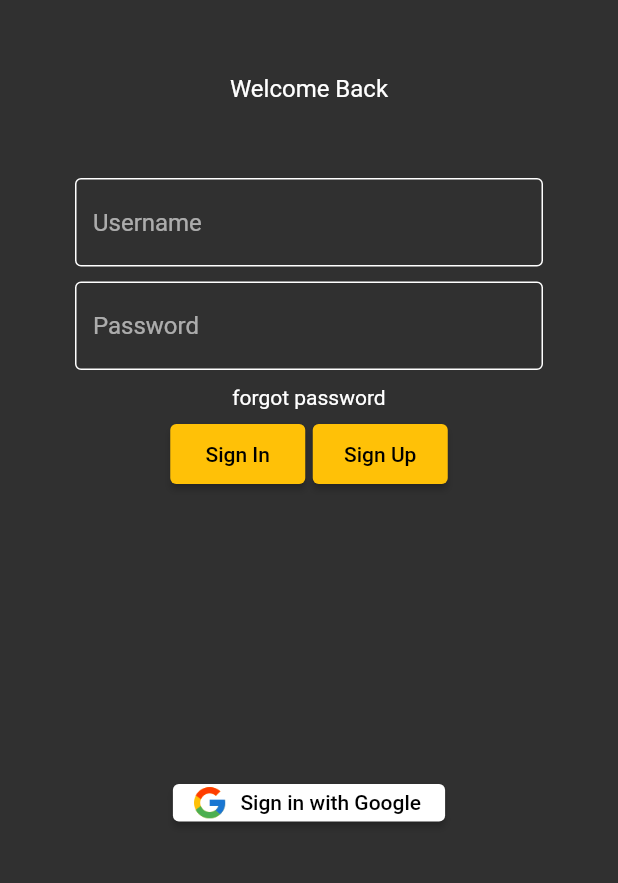
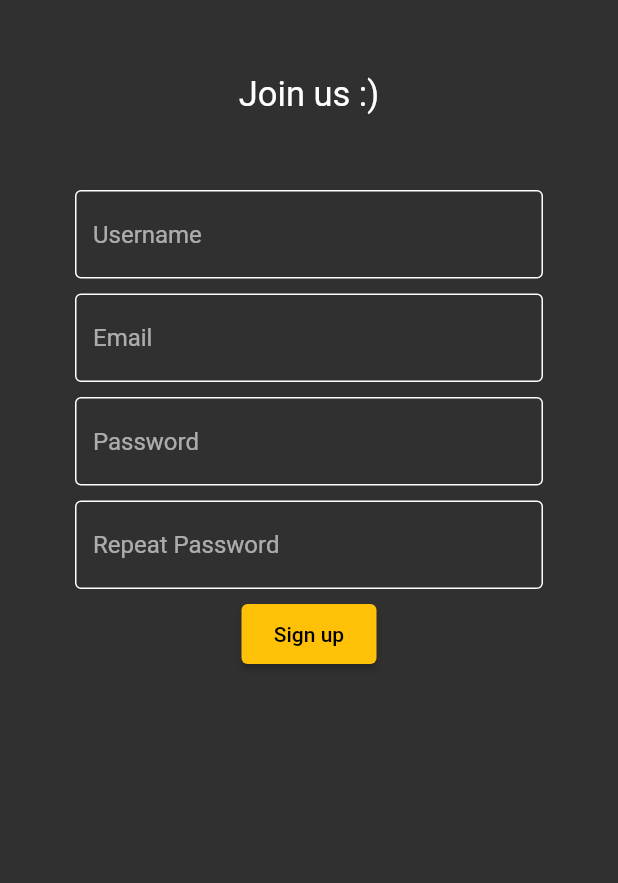
Before and after one commit to SamuTheCoder/StickTogether, a Flutter app: the screen it shows after launch, after a tap on "Sign Up", on a phone screen of 412 x 824 dp, the part 158-1041 px from its top. Run offline on Flutter 3.47's test engine with Material 2 defaults, Android fonts, the phone set to English and light mode, and no system bars.

Commit message:
Register Page done

```diff
--- a/stick_together_app/lib/login_page.dart
+++ b/stick_together_app/lib/login_page.dart
@@ -1,5 +1,6 @@
 import 'package:flutter/material.dart';
 import 'package:stick_together_app/components/textfield.dart';
+import 'package:stick_together_app/register_page.dart';
 
 class LoginPage extends StatelessWidget {
   final usernameController = TextEditingController();
@@ -21,7 +22,7 @@ class LoginPage extends StatelessWidget {
               height: 50,
             ),
             //Introduction
-            Text("Welcome Back", style: TextStyle(fontSize: 16)),
+            Text("Welcome Back :P", style: TextStyle(fontSize: 23)),
             //fill texts
             SizedBox(
               height: 50,
@@ -80,7 +81,12 @@ class LoginPage extends StatelessWidget {
                       style: ButtonStyle(
                           backgroundColor:
                               MaterialStateProperty.all(Colors.amber)),
-                      onPressed: () {},
+                      onPressed: () {
+                        Navigator.push(
+                            context,
+                            MaterialPageRoute(
+                                builder: (context) => RegisterPage()));
+                      },
                       child: const Text("Sign Up")),
                 ),
               ],
--- /dev/null
+++ b/stick_together_app/lib/register_page.dart
@@ -0,0 +1,77 @@
+import 'package:flutter/material.dart';
+import 'package:stick_together_app/components/textfield.dart';
+
+class RegisterPage extends StatelessWidget {
+  final usernameController = TextEditingController();
+  final emailController = TextEditingController();
+  final passwordController = TextEditingController();
+  final repeatPasswordController = TextEditingController();
+
+  RegisterPage({super.key});
+
+  @override
+  Widget build(BuildContext context) {
+    return Scaffold(
+      body: Center(
+        child: Column(
+          children: [
+            SizedBox(
+              height: 70,
+            ),
+            Text("StickTogether",
+                style: TextStyle(color: Colors.amber, fontSize: 30)),
+            SizedBox(
+              height: 50,
+            ),
+            //Introduction
+            Text("Join us :)", style: TextStyle(fontSize: 23)),
+            //fill texts
+            SizedBox(
+              height: 50,
+            ),
+            DefaultTextField(
+                controller: usernameController,
+                hintText: 'Username',
+                obscureText: false),
+            const SizedBox(
+              height: 10,
+            ),
+            DefaultTextField(
+                controller: emailController,
+                hintText: 'Email',
+                obscureText: false),
+            const SizedBox(
+              height: 10,
+            ),
+            DefaultTextField(
+                controller: passwordController,
+                hintText: 'Password',
+                obscureText: true),
+
+            const SizedBox(
+              height: 10,
+            ),
+            DefaultTextField(
+                controller: repeatPasswordController,
+                hintText: 'Repeat Password',
+                obscureText: true),
+
+            const SizedBox(
+              height: 10,
+            ),
+
+            SizedBox(
+              width: 90,
+              height: 40,
+              child: ElevatedButton(
+                  style: ButtonStyle(
+                      backgroundColor: MaterialStateProperty.all(Colors.amber)),
+                  onPressed: () {},
+                  child: const Text("Sign up")),
+            ),
+          ],
+        ),
+      ),
+    );
+  }
+}
--- a/stick_together_app/pubspec.yaml
+++ b/stick_together_app/pubspec.yaml
@@ -28,6 +28,7 @@ environment:
 # the latest version available on pub.dev. To see which dependencies have newer
 # versions available, run `flutter pub outdated`.
 dependencies:
+  google_maps_flutter: ^2.0.10
   flutter:
     sdk: flutter
 
```
Also changed, not shown: stick_together_app/pubspec.lock, 1 other file.
